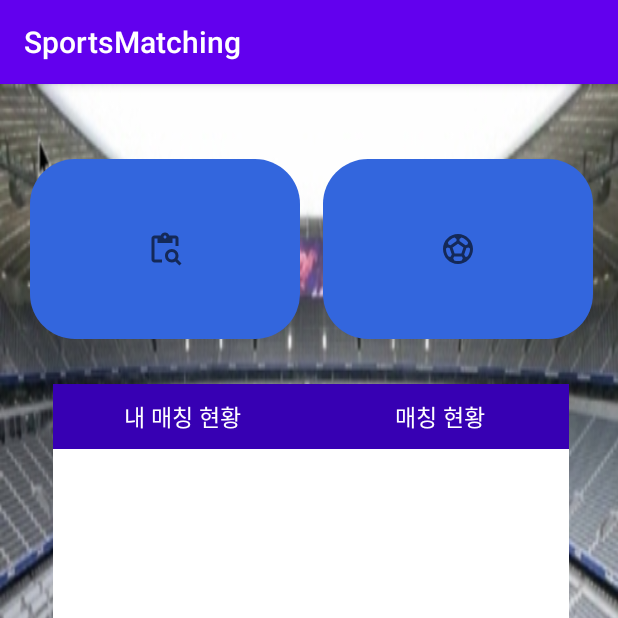
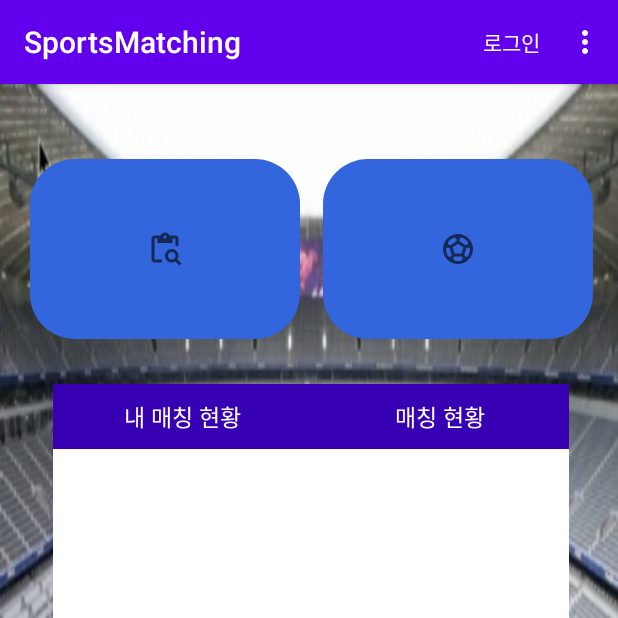
Before and after one commit to bugilzzang/CapstonDesign, an Android app: the screen it shows after launch (MainActivity), on a phone screen of 412 x 824 dp, the top half of it. Run offline under Robolectric (Android 15) with nearby library versions, the phone set to English and light mode, and no system bars.

Commit message:
조동훈 기본 레이아웃 구성1

```diff
--- a/app/src/main/java/com/example/capstonproject/MainActivity.java
+++ b/app/src/main/java/com/example/capstonproject/MainActivity.java
@@ -2,10 +2,13 @@ package com.example.capstonproject;
 
 import androidx.annotation.NonNull;
 import androidx.appcompat.app.AppCompatActivity;
+import androidx.viewpager2.widget.ViewPager2;
 
+import android.content.Intent;
 import android.os.Bundle;
 import android.view.Menu;
 import android.view.MenuItem;
+import android.view.View;
 import android.widget.ActionMenuView;
 import android.widget.Button;
 import android.widget.Toast;
@@ -25,6 +28,7 @@ public class MainActivity extends AppCompatActivity {
 
 
 
+
     @Override
     protected void onCreate(Bundle savedInstanceState) {
         super.onCreate(savedInstanceState);
@@ -34,6 +38,8 @@ public class MainActivity extends AppCompatActivity {
         ccommunityFragment = new ccommunityFragment();
         cchattingFragment = new cchattingFragment();
         crankingFragment = new crankingFragment();
+
+
 
 
         //처음화면
@@ -66,29 +72,19 @@ public class MainActivity extends AppCompatActivity {
 
 
     }  //oncreate
-/*
-    //타이틀 메뉴바에 관한 코드
-    @Override
-    public boolean onCreateOptionsMenu(Menu action_menu) {
-        getMenuInflater().inflate(R.menu.menu_title_navi,action_menu);
+    //타이틀 메뉴바 관한 코드
+    public boolean onCreateOptionsMenu(Menu menu){
+        getMenuInflater().inflate(R.menu.c_menu_title_navi , menu);
         return true;
     }
 
- */
-/*
-    //@Override 오버라이딩이 안돼 시발 해결해줘
-    public boolean onOptionsItemsSelected(@NonNull MenuItem item) {
-        int curId = item.getItemId();
-        switch (curId) {
-            case R.id.action_btn1:
-                Toast.makeText(this,"내정보" , Toast.LENGTH_SHORT).show();
-            case R.id.action_btn2:
-                Toast.makeText(this,"로그아웃" , Toast.LENGTH_SHORT).show();
-            case R.id.action_btn3:
-                Toast.makeText(this,"설정" , Toast.LENGTH_SHORT).show();
+    public boolean onOptionsItemSelected(MenuItem item) {
+        int id = item.getItemId();
+// 추가로 버튼에 동작 넣을거면 if 해서 넣으면 됩니다.
+        if( id == R.id.longin_btn) {
+            Intent intent = new Intent(getApplicationContext(), ylogin_page.class);
+            startActivity(intent);
         }
         return super.onOptionsItemSelected(item);
     }
-
- */
 }
--- a/app/src/main/java/com/example/capstonproject/ylogin_page.java
+++ b/app/src/main/java/com/example/capstonproject/ylogin_page.java
@@ -14,7 +14,9 @@ public class ylogin_page extends AppCompatActivity {
         super.onCreate(savedInstanceState);
         setContentView(R.layout.activity_ylogin_page);
 
+
         goSignupBtn = (Button) findViewById(R.id.goSignupBtn);
+
 
         goSignupBtn.setOnClickListener(new View.OnClickListener() {
             @Override
@@ -23,6 +25,7 @@ public class ylogin_page extends AppCompatActivity {
                 startActivity(intent);
             }
         });
+
     }
 
 }
--- /dev/null
+++ b/app/src/main/res/menu/c_menu_title_navi.xml
@@ -0,0 +1,23 @@
+<?xml version="1.0" encoding="utf-8"?>
+<menu xmlns:android="http://schemas.android.com/apk/res/android"
+    xmlns:app="http://schemas.android.com/apk/res-auto">
+
+    <item
+        android:id="@+id/longin_btn"
+        android:title="로그인"
+        app:showAsAction="always"/>
+
+    <item
+        android:id="@+id/action_btn1"
+        android:title="내정보"
+        app:showAsAction="never"/>
+    <item
+        android:id="@+id/action_btn2"
+        android:title="로그아웃"
+        app:showAsAction="never"/>
+    <item
+        android:id="@+id/action_btn3"
+        android:title="설정"
+        app:showAsAction="never"/>
+
+</menu>
```
